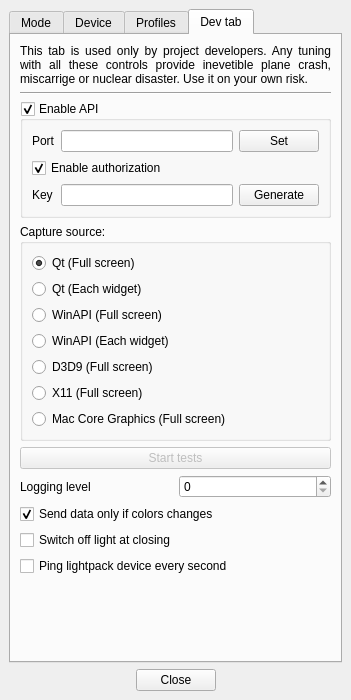
Above: Software/src/SettingsWindow.ui from Atarity/Lightpack before the change. Below: the same form after it.
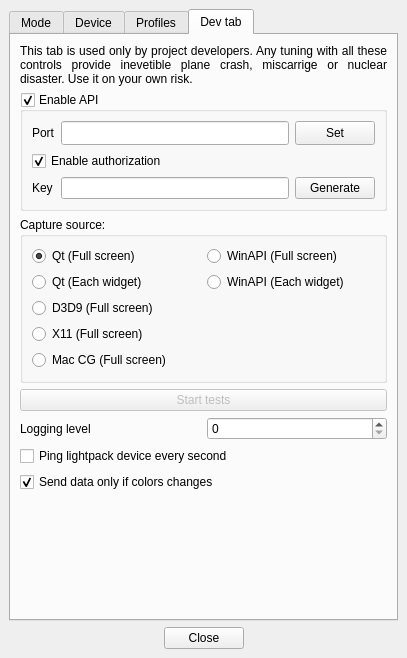
That is the form after the change. The open tabs and pages were chosen to show the change. Icons and pictures are not drawn. Custom widgets are drawn as their Qt base class.

Commit message: Software: GUI: remove line on "Dev tab"; move "Switch off at closing" on device tab; split grabbers on two columns; update tab indexes;

```diff
--- a/Software/src/SettingsWindow.ui
+++ b/Software/src/SettingsWindow.ui
@@ -7,8 +7,8 @@
    <rect>
     <x>0</x>
     <y>0</y>
-    <width>351</width>
-    <height>700</height>
+    <width>407</width>
+    <height>658</height>
    </rect>
   </property>
   <property name="windowTitle">
@@ -972,6 +972,13 @@
           </layout>
          </widget>
         </item>
+        <item>
+         <widget class="QCheckBox" name="checkBox_SwitchOffAtClosing">
+          <property name="text">
+           <string>Switch off light at closing</string>
+          </property>
+         </widget>
+        </item>
         <item>
          <spacer name="verticalSpacer_2">
           <property name="orientation">
@@ -1237,13 +1244,6 @@
           </property>
          </widget>
         </item>
-        <item>
-         <widget class="Line" name="line">
-          <property name="orientation">
-           <enum>Qt::Horizontal</enum>
-          </property>
-         </widget>
-        </item>
         <item>
          <widget class="QGroupBox" name="groupBox_Api">
           <property name="sizePolicy">
@@ -1340,7 +1340,9 @@
           <property name="title">
            <string>Capture source:</string>
           </property>
-          <layout class="QVBoxLayout" name="_2">
+          <layout class="QHBoxLayout" name="horizontalLayout_6">
+           <item>
+            <layout class="QVBoxLayout" name="verticalLayout_9">
            <item>
             <widget class="QRadioButton" name="radioButton_GrabQt">
              <property name="text">
@@ -1361,20 +1363,6 @@
              </property>
             </widget>
            </item>
-           <item>
-            <widget class="QRadioButton" name="radioButton_GrabWinAPI">
-             <property name="text">
-              <string notr="true">WinAPI (Full screen)</string>
-             </property>
-            </widget>
-           </item>
-           <item>
-            <widget class="QRadioButton" name="radioButton_GrabWinAPI_EachWidget">
-             <property name="text">
-              <string notr="true">WinAPI (Each widget)</string>
-             </property>
-            </widget>
-           </item>
            <item>
             <widget class="QRadioButton" name="radioButton_GrabD3D9">
              <property name="text">
@@ -1392,9 +1380,55 @@
            <item>
             <widget class="QRadioButton" name="radioButton_GrabMacCoreGraphics">
              <property name="text">
-              <string>Mac Core Graphics (Full screen)</string>
-             </property>
-            </widget>
+                <string>Mac CG (Full screen)</string>
+               </property>
+              </widget>
+             </item>
+             <item>
+              <spacer name="verticalSpacer_6">
+               <property name="orientation">
+                <enum>Qt::Vertical</enum>
+               </property>
+               <property name="sizeHint" stdset="0">
+                <size>
+                 <width>20</width>
+                 <height>1</height>
+                </size>
+               </property>
+              </spacer>
+             </item>
+            </layout>
+           </item>
+           <item>
+            <layout class="QVBoxLayout" name="verticalLayout_10">
+             <item>
+              <widget class="QRadioButton" name="radioButton_GrabWinAPI">
+               <property name="text">
+                <string notr="true">WinAPI (Full screen)</string>
+               </property>
+              </widget>
+             </item>
+             <item>
+              <widget class="QRadioButton" name="radioButton_GrabWinAPI_EachWidget">
+               <property name="text">
+                <string notr="true">WinAPI (Each widget)</string>
+               </property>
+              </widget>
+             </item>
+             <item>
+              <spacer name="verticalSpacer">
+               <property name="orientation">
+                <enum>Qt::Vertical</enum>
+               </property>
+               <property name="sizeHint" stdset="0">
+                <size>
+                 <width>20</width>
+                 <height>1</height>
+                </size>
+               </property>
+              </spacer>
+             </item>
+            </layout>
            </item>
           </layout>
          </widget>
@@ -1427,23 +1461,6 @@
           </item>
          </layout>
         </item>
-        <item>
-         <widget class="QCheckBox" name="checkBox_SendDataOnlyIfColorsChanges">
-          <property name="text">
-           <string>Send data only if colors changes</string>
-          </property>
-          <property name="checked">
-           <bool>true</bool>
-          </property>
-         </widget>
-        </item>
-        <item>
-         <widget class="QCheckBox" name="checkBox_SwitchOffAtClosing">
-          <property name="text">
-           <string>Switch off light at closing</string>
-          </property>
-         </widget>
-        </item>
         <item>
          <widget class="QCheckBox" name="checkBox_PingDeviceEverySecond">
           <property name="text">
@@ -1451,6 +1468,16 @@
           </property>
          </widget>
         </item>
+        <item>
+         <widget class="QCheckBox" name="checkBox_SendDataOnlyIfColorsChanges">
+          <property name="text">
+           <string>Send data only if colors changes</string>
+          </property>
+          <property name="checked">
+           <bool>true</bool>
+          </property>
+         </widget>
+        </item>
         <item>
          <spacer name="verticalSpacer_4">
           <property name="orientation">
```
Left out of the diff: 54 changed lines with no effect on the pictures. Lines whose indentation alone changed are shown as unchanged.
